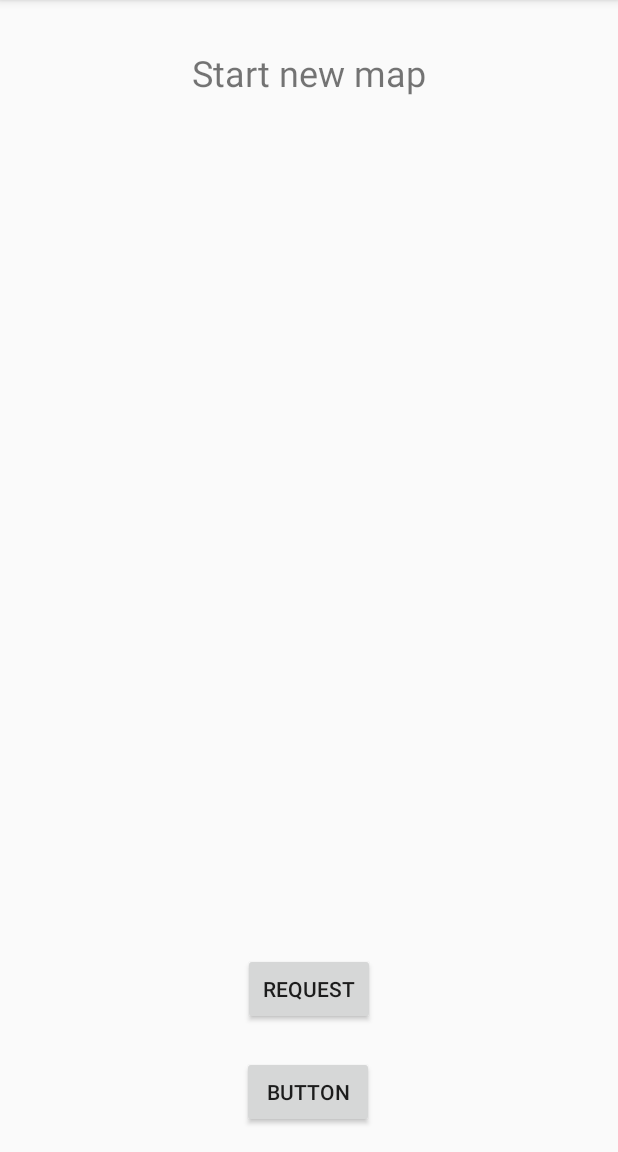
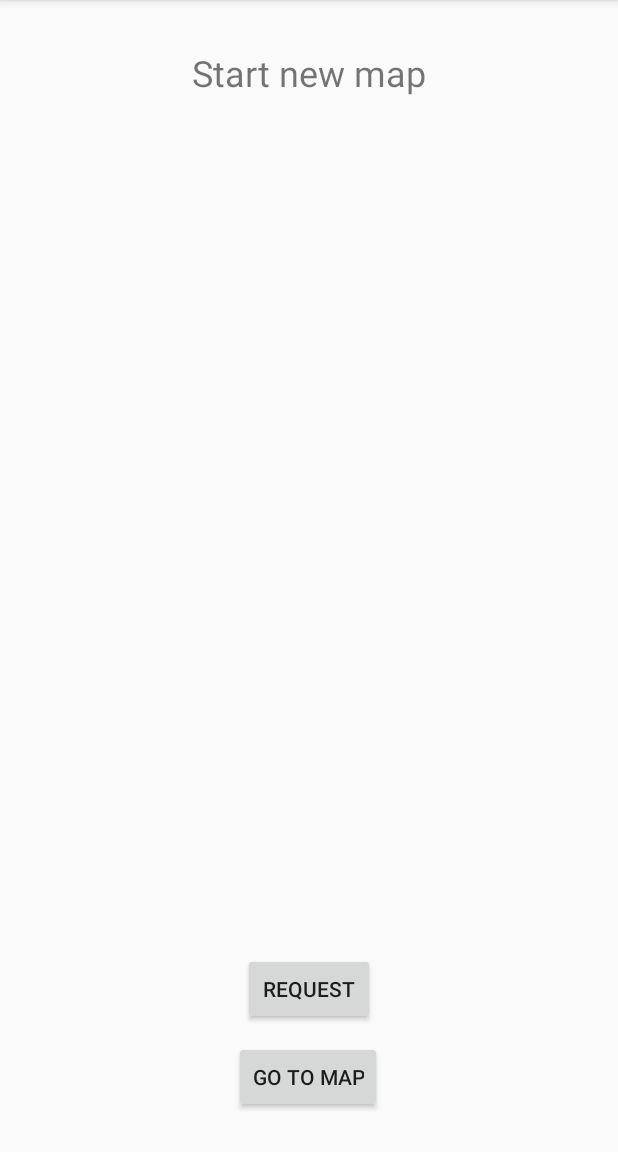
Before and after one commit to Olin44/FiledGameAppAndrodi, an Android app: the StartMapActivity screen opened directly, with no data from a screen before it, after a tap on "REQUEST", on a phone screen of 412 x 824 dp, the part 84-1236 px from its top. Run offline under Robolectric (Android 15) with nearby library versions, the phone set to English and light mode, and no system bars.

Commit message:
Basic MapsActivity implementation

```diff
--- a/app/build.gradle
+++ b/app/build.gradle
@@ -33,6 +33,7 @@
     implementation 'androidx.lifecycle:lifecycle-extensions:2.2.0'
     implementation 'androidx.navigation:navigation-fragment:2.2.2'
     implementation 'androidx.navigation:navigation-ui:2.2.2'
+    implementation 'com.google.android.gms:play-services-maps:17.0.0'
     testImplementation 'junit:junit:4.12'
     androidTestImplementation 'androidx.test.ext:junit:1.1.1'
     androidTestImplementation 'androidx.test.espresso:espresso-core:3.2.0'
--- a/app/src/main/java/com/example/filedgameapptest/maps/StartMapActivity.java
+++ b/app/src/main/java/com/example/filedgameapptest/maps/StartMapActivity.java
@@ -8,11 +8,15 @@
 import android.widget.Button;
 import android.widget.TextView;
 
+import com.example.filedgameapptest.MainActivity;
 import com.example.filedgameapptest.R;
+import com.example.filedgameapptest.users.login.ui.login.LoginActivity;
+import com.example.filedgameapptest.users.register.RegisterActivity;
 
-public class StartMapActivity extends AppCompatActivity {
+public class StartMapActivity extends AppCompatActivity implements View.OnClickListener{
 
     private Button btnRequest;
+    private Button btnStartNewMapActivity;
     private TextView txtResponse;
     private String url;
 
@@ -24,19 +28,12 @@
         url = incomingIntent.getStringExtra("url");
 
         initViews();
-    }
-
-    private void initViews() {
-        btnRequest = findViewById(R.id.btnRequest);
-        txtResponse = findViewById(R.id.txtResponse);
-
         txtResponse.setText(url);
 
 
-        btnRequest.setOnClickListener(new View.OnClickListener() {
-            @Override
-            public void onClick(View v) {
+    }
 
+    private void RequestMap() {
         //
         //tu sobie piszesz co chcesz zrobić na klikniecie button
         //
@@ -46,10 +43,33 @@
         txtResponse.setText(response);
 
         //Chciałabym aby na request (który się będzie dział automatycznie a nie na kliknięcie) pobierało mape i tworzylo mi liste obiektow na mapie
-                // pozniej po kliknieciu 'start' bedzie przechodzilo do aktywnosci juz z mapa google i lokalizacja obiektu
+        // pozniej po kliknieciu 'start' bedzie przechodzilo do aktywnosci juz z mapa google (MapsActivity) i lokalizacja obiektu
+
+    }
+
+    public void onClick(View v) {
+
+        switch (v.getId()) {
+            case R.id.btnRequest:
+                RequestMap();
+                break;
+            case R.id.btnStartNewMapActivity:
+                //startActivity(new Intent(StartMapActivity.this, MapsActivity.class));
+                break;
+
+        }
+
+    }
+
+    private void initViews() {
+        btnRequest = findViewById(R.id.btnRequest);
+        btnStartNewMapActivity = findViewById(R.id.btnStartNewMapActivity);
+        txtResponse = findViewById(R.id.txtResponse);
+
+        btnRequest.setOnClickListener(this);
+        btnStartNewMapActivity.setOnClickListener(this);
+
+    }
 
 
 }
-        });
-    }
-}
--- a/app/src/main/res/layout/activity_start_map.xml
+++ b/app/src/main/res/layout/activity_start_map.xml
@@ -52,13 +52,14 @@
         app:layout_constraintTop_toTopOf="parent" />
 
     <Button
-        android:id="@+id/button"
+        android:id="@+id/btnStartNewMapActivity"
         android:layout_width="wrap_content"
         android:layout_height="wrap_content"
         android:layout_marginBottom="16dp"
-        android:text="Button"
+        android:text="Go to map"
         app:layout_constraintBottom_toBottomOf="parent"
         app:layout_constraintEnd_toEndOf="parent"
         app:layout_constraintHorizontal_bias="0.498"
-        app:layout_constraintStart_toStartOf="parent" />
+        app:layout_constraintStart_toStartOf="parent"
+        app:layout_constraintTop_toBottomOf="@+id/btnRequest" />
 </androidx.constraintlayout.widget.ConstraintLayout>
--- a/app/src/main/res/values/strings.xml
+++ b/app/src/main/res/values/strings.xml
@@ -18,5 +18,6 @@
     <string name="action_sign_up">Sign up</string>
     <string name="prompt_username">Username</string>
     <string name="prompt_password_conformation">Repeat password</string>
+    <string name="title_activity_maps">Map</string>
 
 </resources>
```
Also changed, not shown: app/src/debug/res/values/google_maps_api.xml (added, +24 -0 lines), app/src/main/AndroidManifest.xml (+23 -1 lines), app/src/main/java/com/example/filedgameapptest/maps/MapsActivity.java (added, +48 -0 lines), app/src/main/res/layout/activity_maps.xml (added, +9 -0 lines), 1 other file. Lines whose indentation alone changed are shown as unchanged.
